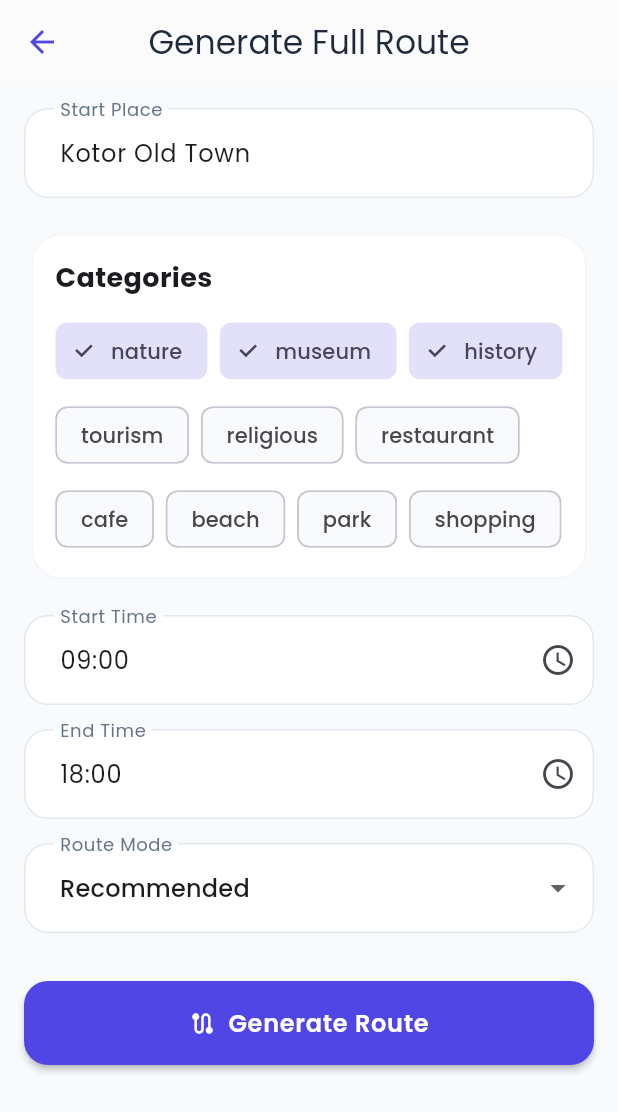
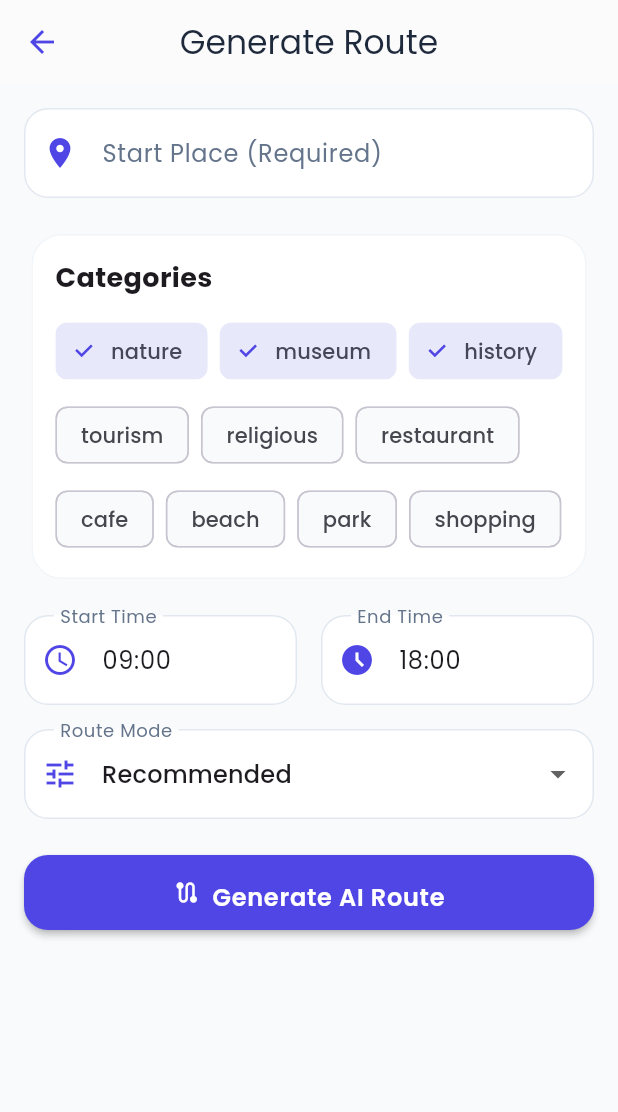
Before and after one commit to akfoz45/AI-Travel-Itinerary-Optimizer, a Flutter app: the GenerateFullRouteScreen screen opened directly with empty values, on a phone screen of 412 x 824 dp. Shown: the top 1112 px of the screen. Run offline on Flutter 3.47's test engine with Material 3 defaults, Android fonts, the phone set to English and light mode, and no system bars; our stand-ins replace flutter_secure_storage, google_fonts, shimmer; accounts and stored records are empty.

Commit message:
Error fixed

```diff
--- a/mobile/travel_planner_app/lib/features/routes/screens/generate_full_route_screen.dart
+++ b/mobile/travel_planner_app/lib/features/routes/screens/generate_full_route_screen.dart
@@ -6,11 +6,14 @@ import '../services/route_service.dart';
 class GenerateFullRouteScreen extends StatefulWidget {
   final int tripId;
   final List<String> tripPreferences;
+  // 1. ADIM: Otel olup olmadığını kontrol etmek için değişkenimizi ekledik
+  final bool hasHotel;
 
   const GenerateFullRouteScreen({
     super.key,
     required this.tripId,
     required this.tripPreferences,
+    required this.hasHotel, // Constructor'a ekledik
   });
 
   @override
@@ -21,47 +24,27 @@ class GenerateFullRouteScreen extends StatefulWidget {
 class _GenerateFullRouteScreenState extends State<GenerateFullRouteScreen> {
   final RouteService _routeService = RouteService();
 
-  final TextEditingController _startPlaceController =
-      TextEditingController(text: 'Kotor Old Town');
-
-  final TextEditingController _startTimeController =
-      TextEditingController(text: '09:00');
-
-  final TextEditingController _endTimeController =
-      TextEditingController(text: '18:00');
+  // Varsayılan metinleri sildik ki kullanıcı oteli varsa boş bırakabilsin
+  final TextEditingController _startPlaceController = TextEditingController();
+  final TextEditingController _startTimeController = TextEditingController(text: '09:00');
+  final TextEditingController _endTimeController = TextEditingController(text: '18:00');
 
   final List<String> _availableCategories = [
-    'nature',
-    'museum',
-    'history',
-    'tourism',
-    'religious',
-    'restaurant',
-    'cafe',
-    'beach',
-    'park',
-    'shopping',
+    'nature', 'museum', 'history', 'tourism', 'religious',
+    'restaurant', 'cafe', 'beach', 'park', 'shopping',
   ];
 
   late Set<String> _selectedCategories;
-
   String _selectedRouteMode = 'recommended';
-
   bool _isLoading = false;
   String? _errorMessage;
 
   @override
   void initState() {
     super.initState();
-
     _selectedCategories = widget.tripPreferences.toSet();
-
     if (_selectedCategories.isEmpty) {
-      _selectedCategories = {
-        'nature',
-        'history',
-        'museum',
-      };
+      _selectedCategories = {'nature', 'history', 'museum'};
     }
   }
 
@@ -69,18 +52,24 @@ class _GenerateFullRouteScreenState extends State<GenerateFullRouteScreen> {
     final categories = _selectedCategories.toList();
     final startTime = _startTimeController.text.trim();
     final endTime = _endTimeController.text.trim();
+    final startPlace = _startPlaceController.text.trim();
 
-    if (categories.isEmpty) {
+    // 2. ADIM: KOŞULLU VALIDASYON
+    // Eğer otel YOKSA ve başlangıç noktası BOŞSA hata ver!
+    if (!widget.hasHotel && startPlace.isEmpty) {
       setState(() {
-        _errorMessage = 'Please select at least one category.';
+        _errorMessage = 'Since you have no hotel, a Start Place is required.';
       });
       return;
     }
 
+    if (categories.isEmpty) {
+      setState(() => _errorMessage = 'Please select at least one category.');
+      return;
+    }
+
     if (startTime.isEmpty || endTime.isEmpty) {
-      setState(() {
-        _errorMessage = 'Start time and end time are required.';
-      });
+      setState(() => _errorMessage = 'Start time and end time are required.');
       return;
     }
 
@@ -88,9 +77,7 @@ class _GenerateFullRouteScreenState extends State<GenerateFullRouteScreen> {
     final endParts = endTime.split(':');
 
     if (startParts.length != 2 || endParts.length != 2) {
-      setState(() {
-        _errorMessage = 'Start time and end time must be valid.';
-      });
+      setState(() => _errorMessage = 'Start time and end time must be valid.');
       return;
     }
 
@@ -99,13 +86,8 @@ class _GenerateFullRouteScreenState extends State<GenerateFullRouteScreen> {
     final endHour = int.tryParse(endParts[0]);
     final endMinute = int.tryParse(endParts[1]);
 
-    if (startHour == null ||
-        startMinute == null ||
-        endHour == null ||
-        endMinute == null) {
-      setState(() {
-        _errorMessage = 'Start time and end time must be valid.';
-      });
+    if (startHour == null || startMinute == null || endHour == null || endMinute == null) {
+      setState(() => _errorMessage = 'Start time and end time must be valid.');
       return;
     }
 
@@ -113,9 +95,7 @@ class _GenerateFullRouteScreenState extends State<GenerateFullRouteScreen> {
     final endTotalMinutes = endHour * 60 + endMinute;
 
     if (endTotalMinutes <= startTotalMinutes) {
-      setState(() {
-        _errorMessage = 'End time must be after start time.';
-      });
+      setState(() => _errorMessage = 'End time must be after start time.');
       return;
     }
 
@@ -131,7 +111,8 @@ class _GenerateFullRouteScreenState extends State<GenerateFullRouteScreen> {
         startTime: startTime,
         endTime: endTime,
         routeMode: _selectedRouteMode,
-        startPlace: _startPlaceController.text,
+        // Backend'e startPlace gönderiyoruz. Eğer boşsa (ve otel varsa) backend oteli kullanacak.
+        startPlace: startPlace,
       );
 
       if (!mounted) return;
@@ -146,15 +127,12 @@ class _GenerateFullRouteScreenState extends State<GenerateFullRouteScreen> {
       );
     } catch (error) {
       if (!mounted) return;
-
       setState(() {
         _errorMessage = 'Failed to generate route.\n$error';
       });
     } finally {
       if (mounted) {
-        setState(() {
-          _isLoading = false;
-        });
+        setState(() => _isLoading = false);
       }
     }
   }
@@ -164,11 +142,9 @@ class _GenerateFullRouteScreenState extends State<GenerateFullRouteScreen> {
 
     if (controller.text.isNotEmpty) {
       final parts = controller.text.split(':');
-
       if (parts.length == 2) {
         final hour = int.tryParse(parts[0]);
         final minute = int.tryParse(parts[1]);
-
         if (hour != null && minute != null) {
           initialTime = TimeOfDay(hour: hour, minute: minute);
         }
@@ -178,6 +154,18 @@ class _GenerateFullRouteScreenState extends State<GenerateFullRouteScreen> {
     final selectedTime = await showTimePicker(
       context: context,
       initialTime: initialTime,
+      builder: (context, child) {
+        // Tema uyumluluğu eklendi (Karanlık Mod destekli saat seçici)
+        final isDark = Theme.of(context).brightness == Brightness.dark;
+        return Theme(
+          data: Theme.of(context).copyWith(
+            colorScheme: isDark
+                ? const ColorScheme.dark(primary: Color(0xFF4F46E5))
+                : const ColorScheme.light(primary: Color(0xFF4F46E5)),
+          ),
+          child: child!,
+        );
+      },
     );
 
     if (selectedTime == null) return;
@@ -199,23 +187,19 @@ class _GenerateFullRouteScreenState extends State<GenerateFullRouteScreen> {
           children: [
             const Text(
               'Categories',
-              style: TextStyle(
-                fontSize: 18,
-                fontWeight: FontWeight.bold,
+              style: TextStyle(fontSize: 18, fontWeight: FontWeight.bold),
             ),
-            ),
-
             const SizedBox(height: 12),
-
             Wrap(
               spacing: 8,
               runSpacing: 8,
               children: _availableCategories.map((category) {
                 final isSelected = _selectedCategories.contains(category);
-
                 return FilterChip(
                   label: Text(category),
                   selected: isSelected,
+                  selectedColor: const Color(0xFF4F46E5).withValues(alpha: 0.1),
+                  checkmarkColor: const Color(0xFF4F46E5),
                   onSelected: (selected) {
                     setState(() {
                       if (selected) {
@@ -236,31 +220,26 @@ class _GenerateFullRouteScreenState extends State<GenerateFullRouteScreen> {
 
   Widget _buildLoadingOverlay() {
     return Container(
-      color: Colors.black.withValues(alpha: 0.35),
+      color: Colors.black.withValues(alpha: 0.4),
       child: const Center(
         child: Card(
+          margin: EdgeInsets.symmetric(horizontal: 32),
           child: Padding(
             padding: EdgeInsets.all(24),
             child: Column(
               mainAxisSize: MainAxisSize.min,
               children: [
-                CircularProgressIndicator(),
-
-                SizedBox(height: 16),
-
+                CircularProgressIndicator(color: Color(0xFF4F46E5)),
+                SizedBox(height: 20),
                 Text(
                   'Generating your route...',
-                  style: TextStyle(
-                    fontSize: 18,
-                    fontWeight: FontWeight.bold,
+                  style: TextStyle(fontSize: 18, fontWeight: FontWeight.bold),
                 ),
-                ),
-
                 SizedBox(height: 8),
-
                 Text(
-                  'This may take a few seconds.',
+                  'Our AI is optimizing the best path for you.',
                   textAlign: TextAlign.center,
+                  style: TextStyle(color: Colors.grey),
                 ),
               ],
             ),
@@ -282,7 +261,7 @@ class _GenerateFullRouteScreenState extends State<GenerateFullRouteScreen> {
   Widget build(BuildContext context) {
     return Scaffold(
       appBar: AppBar(
-        title: const Text('Generate Full Route'),
+        title: const Text('Generate Route'),
       ),
       body: Stack(
         children: [
@@ -290,103 +269,94 @@ class _GenerateFullRouteScreenState extends State<GenerateFullRouteScreen> {
             padding: const EdgeInsets.all(16),
             child: Column(
               children: [
-                TextField(
+
+                // 3. ADIM: Dinamik Start Place Kutucuğu
+                TextFormField(
                   controller: _startPlaceController,
-                  decoration: const InputDecoration(
-                    labelText: 'Start Place',
-                    hintText: 'Kotor Old Town',
-                    border: OutlineInputBorder(),
+                  decoration: InputDecoration(
+                    labelText: widget.hasHotel ? 'Start Place (Optional)' : 'Start Place (Required)',
+                    hintText: widget.hasHotel ? 'Leave blank to start from your hotel' : 'e.g. Kotor Old Town',
+                    prefixIcon: const Icon(Icons.location_on),
+                    suffixIcon: widget.hasHotel ? const Icon(Icons.hotel, color: Color(0xFF4F46E5)) : null,
                   ),
                 ),
 
                 const SizedBox(height: 16),
-
                 _buildCategorySelector(),
-
                 const SizedBox(height: 16),
 
-                TextField(
+                Row(
+                  children: [
+                    Expanded(
+                      child: TextFormField(
                         controller: _startTimeController,
                         readOnly: true,
                         onTap: () => _pickTime(_startTimeController),
                         decoration: const InputDecoration(
                           labelText: 'Start Time',
-                    hintText: '09:00',
-                    border: OutlineInputBorder(),
-                    suffixIcon: Icon(Icons.access_time),
+                          prefixIcon: Icon(Icons.access_time),
                         ),
                       ),
-
-                const SizedBox(height: 16),
-
-                TextField(
+                    ),
+                    const SizedBox(width: 16),
+                    Expanded(
+                      child: TextFormField(
                         controller: _endTimeController,
                         readOnly: true,
                         onTap: () => _pickTime(_endTimeController),
                         decoration: const InputDecoration(
                           labelText: 'End Time',
-                    hintText: '18:00',
-                    border: OutlineInputBorder(),
-                    suffixIcon: Icon(Icons.access_time),
+                          prefixIcon: Icon(Icons.access_time_filled),
                         ),
+                      ),
+                    ),
+                  ],
                 ),
 
                 const SizedBox(height: 16),
 
                 DropdownButtonFormField<String>(
-                  initialValue: _selectedRouteMode,
+                  value: _selectedRouteMode,
                   decoration: const InputDecoration(
                     labelText: 'Route Mode',
-                    border: OutlineInputBorder(),
+                    prefixIcon: Icon(Icons.tune),
                   ),
                   items: const [
-                    DropdownMenuItem(
-                      value: 'balanced',
-                      child: Text('Balanced'),
-                    ),
-                    DropdownMenuItem(
-                      value: 'shortest',
-                      child: Text('Shortest'),
-                    ),
-                    DropdownMenuItem(
-                      value: 'recommended',
-                      child: Text('Recommended'),
-                    ),
+                    DropdownMenuItem(value: 'balanced', child: Text('Balanced')),
+                    DropdownMenuItem(value: 'shortest', child: Text('Shortest')),
+                    DropdownMenuItem(value: 'recommended', child: Text('Recommended')),
                   ],
                   onChanged: (value) {
                     if (value == null) return;
-
-                    setState(() {
-                      _selectedRouteMode = value;
-                    });
+                    setState(() => _selectedRouteMode = value);
                   },
                 ),
 
-                const SizedBox(height: 16),
+                const SizedBox(height: 24),
 
                 if (_errorMessage != null)
-                  Text(
+                  Padding(
+                    padding: const EdgeInsets.only(bottom: 16),
+                    child: Text(
                       _errorMessage!,
                       textAlign: TextAlign.center,
                       style: const TextStyle(color: Colors.red),
                     ),
-
-                const SizedBox(height: 16),
+                  ),
 
                 SizedBox(
                   width: double.infinity,
+                  height: 50,
                   child: ElevatedButton.icon(
                     onPressed: _isLoading ? null : _generateRoute,
                     icon: const Icon(Icons.route),
-                    label: const Text('Generate Route'),
+                    label: const Text('Generate AI Route', style: TextStyle(fontSize: 16)),
                   ),
                 ),
-
                 const SizedBox(height: 24),
               ],
             ),
           ),
-
           if (_isLoading) _buildLoadingOverlay(),
         ],
       ),
```
Also changed, not shown: mobile/travel_planner_app/lib/features/trips/screens/create_trip_screen.dart (+19 -4 lines), mobile/travel_planner_app/lib/features/trips/screens/edit_trip_screen.dart (+19 -4 lines), mobile/travel_planner_app/lib/features/trips/screens/trip_detail_screen.dart (+3 -4 lines). Lines whose indentation alone changed are shown as unchanged.
